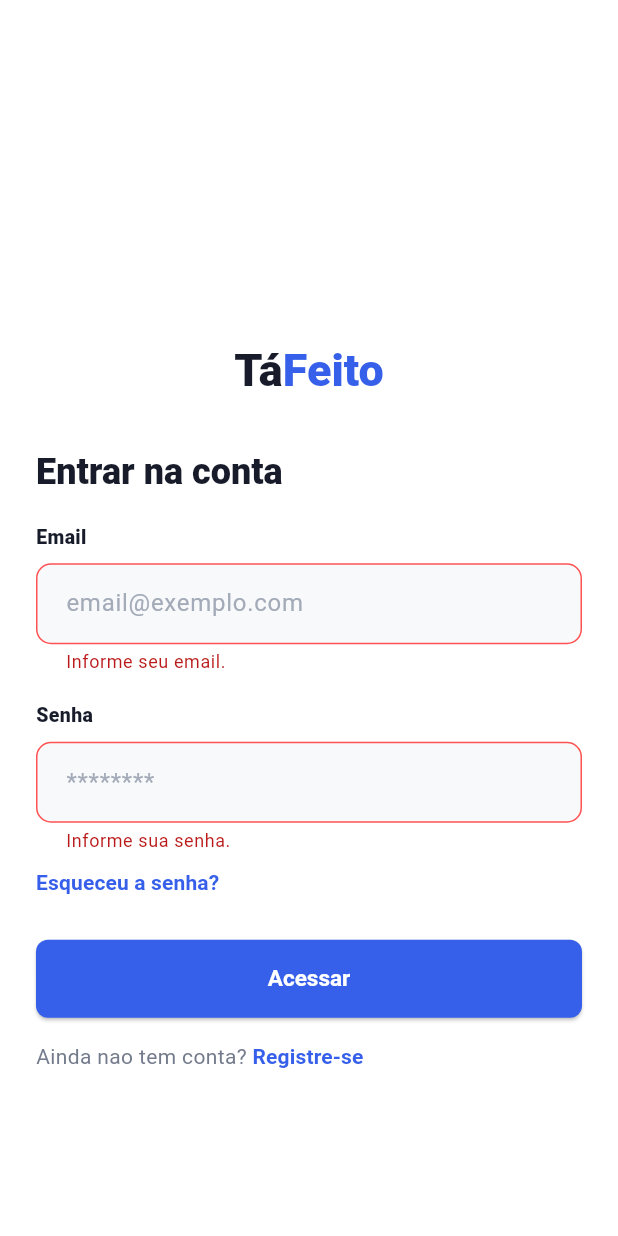
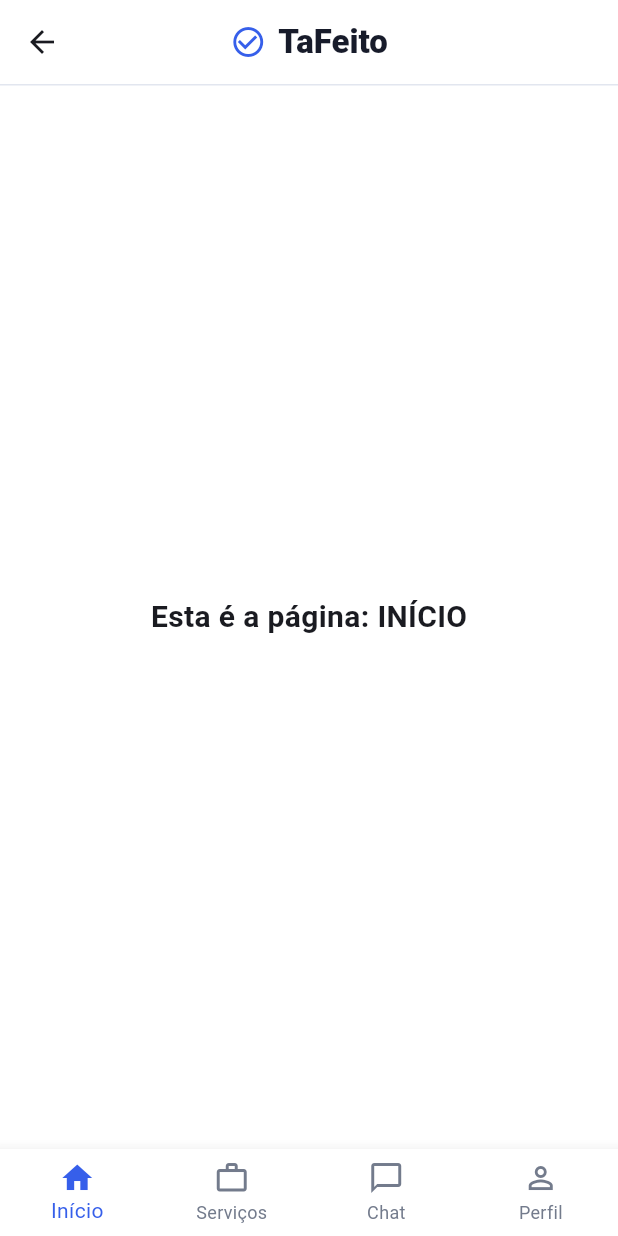
Before and after one commit to Grupo07Eng5Donaduzzi/tafeito-flutter, a Flutter app: the LoginPage screen opened by its route, after a tap on "Acessar", on a phone screen of 412 x 824 dp. Run offline on Flutter 3.47's test engine with Material 3 defaults, Android fonts, the phone set to English and light mode, and no system bars.

Commit message:
criado base pras telas + tela de perfil
falta integração com a API

```diff
--- a/lib/src/app.dart
+++ b/lib/src/app.dart
@@ -1,6 +1,7 @@
 import 'package:flutter/material.dart';
 
 import 'core/theme/app_theme.dart';
+import 'core/theme/main_page.dart';
 import 'features/auth/data/datasources/auth_remote_data_source.dart';
 import 'features/auth/data/repositories/auth_repository_impl.dart';
 import 'features/auth/presentation/viewmodels/login_view_model.dart';
@@ -29,6 +30,7 @@ class TaFeitoApp extends StatelessWidget {
         LoginPage.routeName: (_) => LoginPage(
               viewModel: LoginViewModel(authRepository: authRepository),
             ),
+        MainPage.routeName: (_) => const MainPage(),
       },
     );
   }
--- /dev/null
+++ b/lib/src/core/theme/main_page.dart
@@ -0,0 +1,100 @@
+import 'package:flutter/material.dart';
+import 'package:tafeito_flutter/src/core/theme/app_theme.dart';
+import 'package:tafeito_flutter/src/features/auth/presentation/views/home_page.dart';
+import 'package:tafeito_flutter/src/features/auth/presentation/views/services_page.dart';
+import 'package:tafeito_flutter/src/features/auth/presentation/views/chat_page.dart';
+import 'package:tafeito_flutter/src/features/auth/presentation/views/profile_page.dart';
+
+
+class MainPage extends StatefulWidget {
+  const MainPage({super.key});
+
+  static const routeName = '/main';
+
+  @override
+  State<MainPage> createState() => _MainPageState();
+}
+
+class _MainPageState extends State<MainPage> {
+  // Controla qual página está sendo exibida atualmente
+  int _currentIndex = 0;
+
+  // Aqui você pode substituir por suas próprias páginas/widgets
+  final List<Widget> _pages = [
+    const HomePage(),
+    const ServicesPage(),
+    const ChatPage(),
+    const ProfilePage(),
+  ];
+
+  @override
+  Widget build(BuildContext context) {
+    return Scaffold(
+      appBar: AppBar(
+        backgroundColor: Colors.white,
+        surfaceTintColor: Colors.transparent,
+        centerTitle: true,
+        // Linha divisória sutil abaixo do topo
+        bottom: PreferredSize(
+          preferredSize: const Size.fromHeight(1.0),
+          child: Container(
+            color: AppTheme.inputBorder,
+            height: 1.0,
+          ),
+        ),
+        // Aqui vai a representação da Logo no topo
+        title: const Row(
+          mainAxisSize: MainAxisSize.min,
+          children: [
+            Icon(Icons.check_circle_outline, color: AppTheme.primary),
+            SizedBox(width: 8),
+            Text(
+              'TaFeito',
+              style: TextStyle(
+                color: AppTheme.textPrimary,
+                fontWeight: FontWeight.w800,
+              ),
+            ),
+          ],
+        ),
+      ),
+      // O corpo do site muda de acordo com o index da aba inferior
+      body: _pages[_currentIndex],
+      bottomNavigationBar: BottomNavigationBar(
+        currentIndex: _currentIndex,
+        onTap: (index) {
+          setState(() {
+            _currentIndex = index;
+          });
+        },
+        type: BottomNavigationBarType.fixed, // fixed é ideal para 4 ou mais itens
+        selectedItemColor: AppTheme.primary,
+        unselectedItemColor: AppTheme.textMuted,
+        backgroundColor: Colors.white,
+        elevation: 8,
+        items: const [
+          BottomNavigationBarItem(
+            icon: Icon(Icons.home_outlined),
+            activeIcon: Icon(Icons.home),
+            label: 'Início',
+          ),
+          BottomNavigationBarItem(
+            icon: Icon(Icons.work_outline),
+            activeIcon: Icon(Icons.work),
+            label: 'Serviços',
+          ),
+          BottomNavigationBarItem(
+            icon: Icon(Icons.chat_bubble_outline),
+            activeIcon: Icon(Icons.chat_bubble),
+            label: 'Chat',
+          ),
+          BottomNavigationBarItem(
+            icon: Icon(Icons.person_outline),
+            activeIcon: Icon(Icons.person),
+            label: 'Perfil',
+          ),
+        ],
+      ),
+    );
+  }
+}
--- /dev/null
+++ b/lib/src/features/auth/presentation/views/home_page.dart
@@ -0,0 +1,15 @@
+import 'package:flutter/material.dart';
+
+class HomePage extends StatelessWidget {
+  const HomePage({super.key});
+
+  @override
+  Widget build(BuildContext context) {
+    return const Center(
+      child: Text(
+        'Esta é a página: INÍCIO',
+        style: TextStyle(fontSize: 20, fontWeight: FontWeight.bold),
+      ),
+    );
+  }
+}
--- a/lib/src/features/auth/presentation/views/login_page.dart
+++ b/lib/src/features/auth/presentation/views/login_page.dart
@@ -4,6 +4,7 @@ import '../../../../core/theme/app_theme.dart';
 import '../viewmodels/login_view_model.dart';
 import '../widgets/auth_logo.dart';
 import '../widgets/auth_text_field.dart';
+import '../../../../core/theme/main_page.dart';
 import 'register_page.dart';
 
 class LoginPage extends StatefulWidget {
@@ -160,6 +161,7 @@ class _LoginPageState extends State<LoginPage> {
   }
 
   Future<void> _submitLogin() async {
+    /*
     widget.viewModel.clearFeedback();
 
     if (!_formKey.currentState!.validate()) {
@@ -170,6 +172,9 @@ class _LoginPageState extends State<LoginPage> {
       email: _emailController.text,
       password: _passwordController.text,
     );
+    */
+
+    Navigator.of(context).pushReplacementNamed(MainPage.routeName);
   }
 
   String? _validateEmail(String? value) {
```
Also changed, not shown: lib/src/features/auth/presentation/views/chat_page.dart (added, +15 -0 lines), lib/src/features/auth/presentation/views/profile_page.dart (added, +343 -0 lines), lib/src/features/auth/presentation/views/services_page.dart (added, +15 -0 lines).
